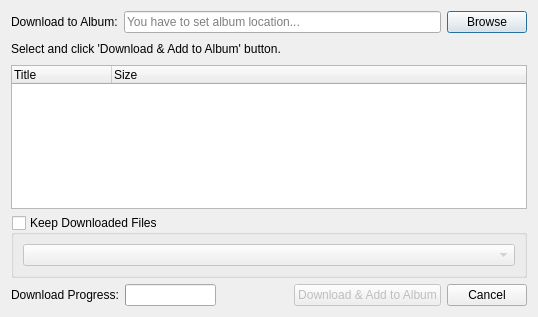
This is src/qmusicplayer/audiorepodownloader.ui in srazi/Saaghar as Qt 5 draws it before an edit. The edited form follows.
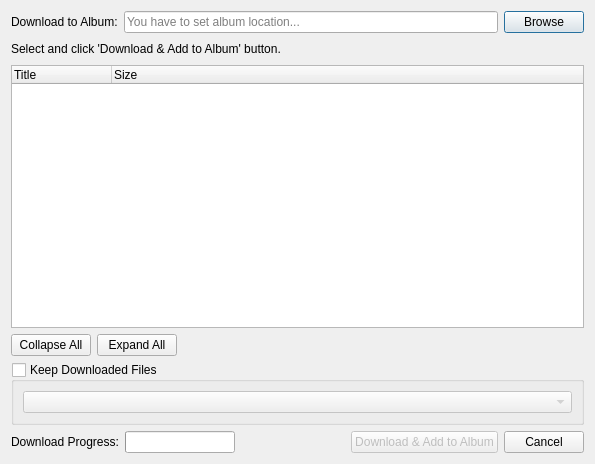
This is the edited form.

Commit message: AudioRepoDownloader: Add expand all and collapse all button.

Patch:
```diff
--- a/src/qmusicplayer/audiorepodownloader.ui
+++ b/src/qmusicplayer/audiorepodownloader.ui
@@ -9,8 +9,8 @@
    <rect>
     <x>0</x>
     <y>0</y>
-    <width>538</width>
-    <height>317</height>
+    <width>595</width>
+    <height>464</height>
    </rect>
   </property>
   <property name="windowTitle">
@@ -119,6 +119,41 @@
        </column>
       </widget>
      </item>
+     <item>
+      <layout class="QHBoxLayout" name="horizontalLayout_2">
+       <item>
+        <layout class="QHBoxLayout" name="horizontalLayout_4">
+         <item>
+          <widget class="QPushButton" name="collapsePushButton">
+           <property name="text">
+            <string>Collapse All</string>
+           </property>
+          </widget>
+         </item>
+         <item>
+          <widget class="QPushButton" name="expandPushButton">
+           <property name="text">
+            <string>Expand All</string>
+           </property>
+          </widget>
+         </item>
+        </layout>
+       </item>
+       <item>
+        <spacer name="horizontalSpacer_3">
+         <property name="orientation">
+          <enum>Qt::Horizontal</enum>
+         </property>
+         <property name="sizeHint" stdset="0">
+          <size>
+           <width>40</width>
+           <height>20</height>
+          </size>
+         </property>
+        </spacer>
+       </item>
+      </layout>
+     </item>
      <item>
       <widget class="QGroupBox" name="groupBoxKeepDownload">
        <property name="title">
```
The commit also changes 1 other file.
